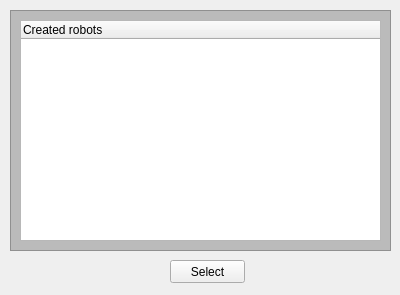
This is uiFiles/robot.ui in ghorik78/serverGui as Qt 5 draws it before an edit. The edited form follows.
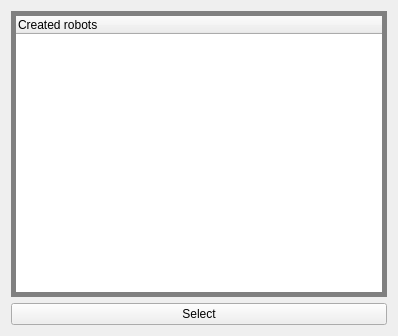
This is the edited form.

Commit message: fixed interface bugs; added new controllers; tables fixed

The edit to the form file:
```diff
--- a/uiFiles/robot.ui
+++ b/uiFiles/robot.ui
@@ -6,42 +6,38 @@
    <rect>
     <x>0</x>
     <y>0</y>
-    <width>400</width>
-    <height>295</height>
+    <width>398</width>
+    <height>336</height>
    </rect>
   </property>
   <property name="windowTitle">
    <string>Form</string>
   </property>
-  <widget class="QGraphicsView" name="graphicsView_4">
-   <property name="geometry">
-    <rect>
-     <x>10</x>
-     <y>10</y>
-     <width>381</width>
-     <height>241</height>
-    </rect>
-   </property>
-   <property name="sizePolicy">
-    <sizepolicy hsizetype="Preferred" vsizetype="Preferred">
-     <horstretch>0</horstretch>
-     <verstretch>0</verstretch>
-    </sizepolicy>
-   </property>
+  <layout class="QGridLayout" name="gridLayout_2">
+   <item row="0" column="0">
+    <widget class="QFrame" name="gridFrame">
    <property name="styleSheet">
-    <string notr="true">QGraphicsView {
-	background-color: #BBBBBB
-}</string>
-   </property>
-  </widget>
+      <string notr="true">border: 5px solid grey;</string>
+     </property>
+     <layout class="QGridLayout" name="gridLayout">
+      <property name="leftMargin">
+       <number>0</number>
+      </property>
+      <property name="topMargin">
+       <number>0</number>
+      </property>
+      <property name="rightMargin">
+       <number>0</number>
+      </property>
+      <property name="bottomMargin">
+       <number>0</number>
+      </property>
+      <item row="0" column="0">
+       <layout class="QVBoxLayout" name="verticalLayout">
+        <item>
   <widget class="QTreeWidget" name="dRobotTree">
-   <property name="geometry">
-    <rect>
-     <x>20</x>
-     <y>20</y>
-     <width>361</width>
-     <height>221</height>
-    </rect>
+          <property name="styleSheet">
+           <string notr="true">border: 5px soild grey;</string>
    </property>
    <column>
     <property name="text">
@@ -49,19 +45,20 @@
     </property>
    </column>
   </widget>
+        </item>
+       </layout>
+      </item>
+     </layout>
+    </widget>
+   </item>
+   <item row="1" column="0">
   <widget class="QPushButton" name="robotSelectButton">
-   <property name="geometry">
-    <rect>
-     <x>170</x>
-     <y>260</y>
-     <width>75</width>
-     <height>23</height>
-    </rect>
-   </property>
    <property name="text">
     <string>Select</string>
    </property>
   </widget>
+   </item>
+  </layout>
  </widget>
  <resources/>
  <connections/>
```
Lines whose indentation alone changed are shown as unchanged. The commit also changes 2 other files.
